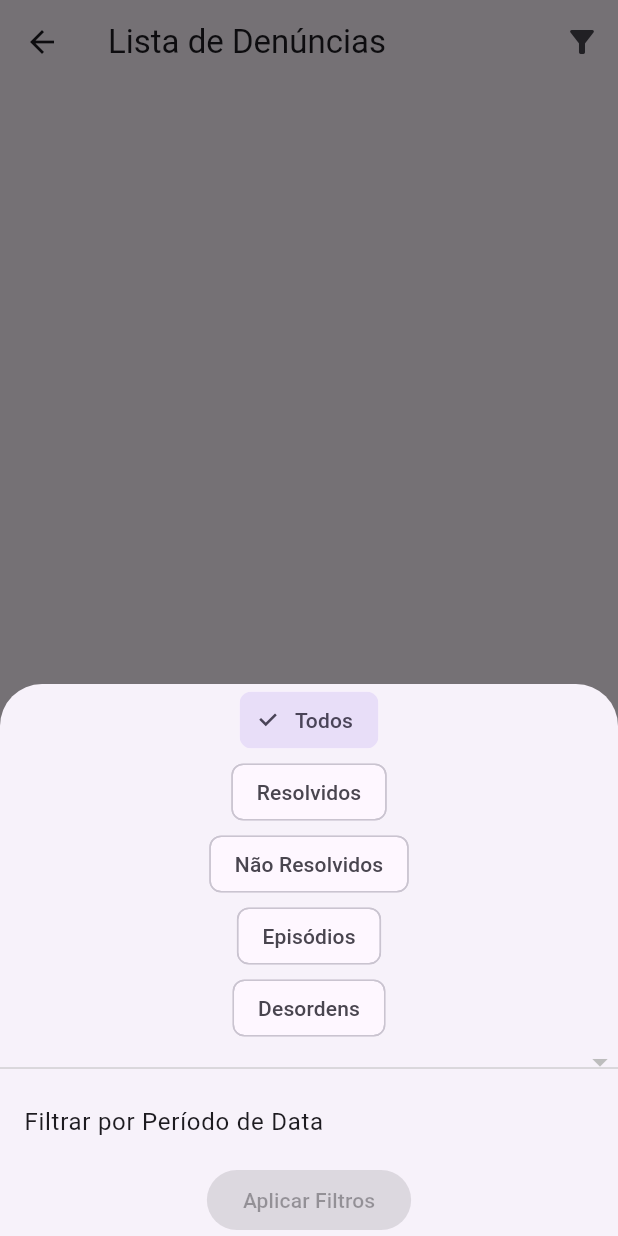
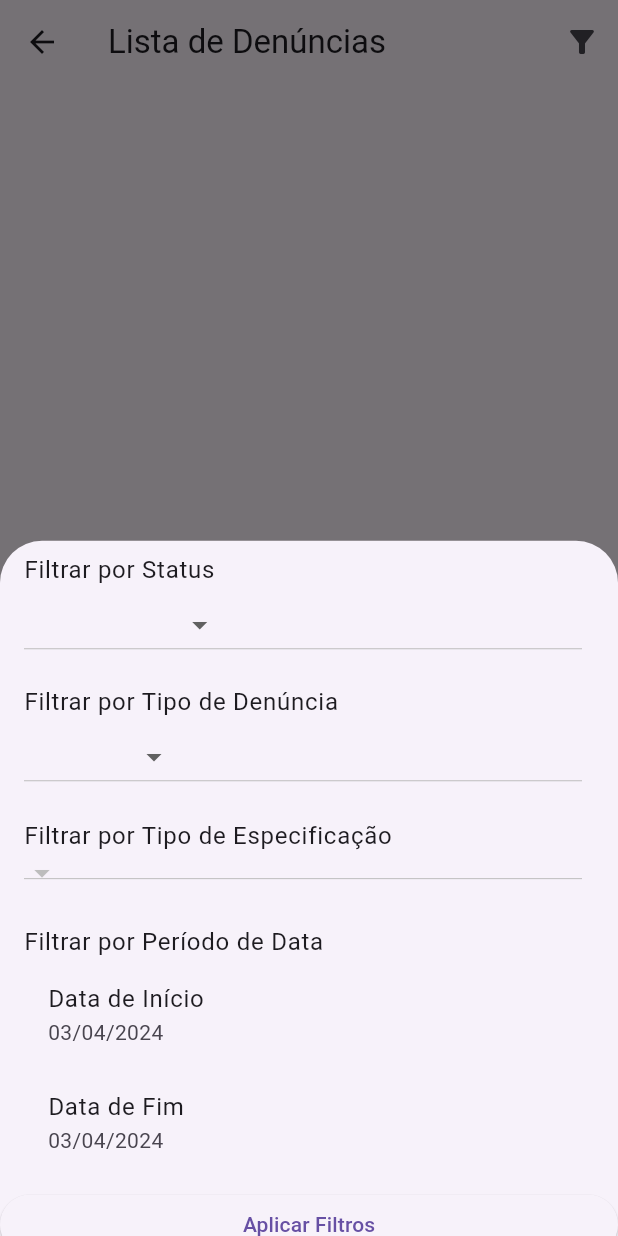
Before and after one commit to aliceborges42/tcc_app, a Flutter app: the ComplaintListPage screen opened directly, after a tap on the "filter alt" icon, on a phone screen of 412 x 824 dp. Run offline on Flutter 3.47's test engine with Material 3 defaults, Android fonts, the phone set to English and light mode, and no system bars; our stand-ins replace carousel_slider, cloud_firestore, firebase_auth, firebase_core, firebase_storage, flutter_form_builder and 6 more; missing offline and left inert: dart:ffi, form_builder_image_picker, geocode; accounts and stored records are empty; network calls fail.

Commit message:
best filter

```diff
--- /dev/null
+++ b/lib/components/datepicker.dart
@@ -0,0 +1,54 @@
+import 'package:flutter/material.dart';
+import 'package:intl/intl.dart';
+
+class CustomDatePicker extends StatefulWidget {
+  final DateTime? initialDate;
+  final String labelText;
+  final ValueChanged<DateTime?> onChanged;
+
+  const CustomDatePicker({
+    Key? key,
+    required this.initialDate,
+    required this.labelText,
+    required this.onChanged,
+  }) : super(key: key);
+
+  @override
+  _CustomDatePickerState createState() => _CustomDatePickerState();
+}
+
+class _CustomDatePickerState extends State<CustomDatePicker> {
+  late DateTime _selectedDate;
+
+  @override
+  void initState() {
+    super.initState();
+    _selectedDate = widget.initialDate ?? DateTime.now();
+  }
+
+  @override
+  Widget build(BuildContext context) {
+    return ListTile(
+      title: Text(widget.labelText),
+      subtitle: Text(
+        _selectedDate != null
+            ? DateFormat('dd/MM/yyyy').format(_selectedDate)
+            : 'Selecione a data',
+      ),
+      onTap: () async {
+        final pickedDate = await showDatePicker(
+          context: context,
+          initialDate: widget.initialDate ?? DateTime.now(),
+          firstDate: DateTime(2015, 8),
+          lastDate: DateTime.now(),
+        );
+        if (pickedDate != null && pickedDate != _selectedDate) {
+          setState(() {
+            _selectedDate = pickedDate;
+          });
+          widget.onChanged(pickedDate);
+        }
+      },
+    );
+  }
+}
--- /dev/null
+++ b/lib/components/dropdown.dart
@@ -0,0 +1,46 @@
+import 'package:flutter/material.dart';
+
+class CustomDropdown extends StatefulWidget {
+  final String? value;
+  final List<String> items;
+  final ValueChanged<String?> onChanged;
+
+  const CustomDropdown({
+    Key? key,
+    required this.value,
+    required this.items,
+    required this.onChanged,
+  }) : super(key: key);
+
+  @override
+  _CustomDropdownState createState() => _CustomDropdownState();
+}
+
+class _CustomDropdownState extends State<CustomDropdown> {
+  String? _selectedValue;
+
+  @override
+  void initState() {
+    super.initState();
+    _selectedValue = widget.value;
+  }
+
+  @override
+  Widget build(BuildContext context) {
+    return DropdownButton<String>(
+      value: _selectedValue,
+      onChanged: (String? newValue) {
+        setState(() {
+          _selectedValue = newValue;
+        });
+        widget.onChanged(newValue);
+      },
+      items: widget.items.map<DropdownMenuItem<String>>((String value) {
+        return DropdownMenuItem<String>(
+          value: value,
+          child: Text(value),
+        );
+      }).toList(),
+    );
+  }
+}
--- a/lib/pages/list_complaints_page.dart
+++ b/lib/pages/list_complaints_page.dart
@@ -1,5 +1,7 @@
 import 'package:flutter/material.dart';
 import 'package:intl/intl.dart';
+import 'package:tcc_app/components/datepicker.dart';
+import 'package:tcc_app/components/dropdown.dart';
 import 'package:tcc_app/models/complaint_model.dart';
 import 'package:tcc_app/pages/complaint_page.dart';
 import 'package:tcc_app/resources/complaint_methods.dart';
@@ -15,17 +17,16 @@ class _ComplaintListPageState extends State<ComplaintListPage> {
   DateTime? _startDateFilter;
   DateTime? _endDateFilter;
   String? _selectedStatusFilter;
-  String? _selectedComplantTypeFilter;
-  TypeSpecification? _selectedTypeSpecification; // Adicione este campo
+  String? _selectedComplaintTypeFilter;
+  TypeSpecification? _selectedTypeSpecification;
   List<TypeSpecification> _typeSpecifications = [];
 
   @override
   void initState() {
     super.initState();
-    _loadInitialData(); // Carregue as listas de reclamações e especificações de tipo
+    _loadInitialData();
   }
 
-  // Método para carregar os dados iniciais
   void _loadInitialData() async {
     _complaintsFuture = _loadComplaints();
     _typeSpecifications = await _getTypeSpecifications();
@@ -36,241 +37,42 @@ class _ComplaintListPageState extends State<ComplaintListPage> {
       return await ComplaintMethods().getTypeSpecifications();
     } catch (error) {
       print("Failed to load type specifications: $error");
-      return []; // Retorna uma lista vazia em caso de erro
+      return [];
     }
   }
 
-  void _showFilterDialog(BuildContext context) {
-    showModalBottomSheet(
-      context: context,
-      builder: (BuildContext context) {
-        return SingleChildScrollView(
-          child: Column(
-            children: <Widget>[
-              FilterChip(
-                label: Text("Todos"),
-                selected: _selectedStatusFilter == null &&
-                    _startDateFilter == null &&
-                    _endDateFilter == null,
-                onSelected: (_) {
-                  Navigator.pop(context);
-                  if (mounted) {
-                    setState(() {
-                      _selectedStatusFilter = null;
-                      _startDateFilter = null;
-                      _endDateFilter = null;
-                      _selectedTypeSpecification = null;
-                      _complaintsFuture = _loadComplaints();
-                    });
-                  }
-                },
-              ),
-              FilterChip(
-                label: Text("Resolvidos"),
-                selected: _selectedStatusFilter == "Resolvido",
-                onSelected: (_) {
-                  Navigator.pop(context);
-                  if (mounted) {
-                    setState(() {
-                      _selectedStatusFilter = "Resolvido";
-                      _complaintsFuture = _applyFilters();
-                    });
-                  }
-                },
-              ),
-              FilterChip(
-                label: Text("Não Resolvidos"),
-                selected: _selectedStatusFilter == "Não Resolvido",
-                onSelected: (_) {
-                  // Navigator.pop(context);
-                  if (mounted) {
-                    setState(() {
-                      _selectedStatusFilter = "Não Resolvido";
-                      _complaintsFuture = _applyFilters();
-                    });
-                  }
-                },
-              ),
-              FilterChip(
-                label: Text("Episódios"),
-                selected: _selectedComplantTypeFilter == "Episódio",
-                onSelected: (_) {
-                  Navigator.pop(context);
-                  if (mounted) {
-                    setState(() {
-                      _selectedComplantTypeFilter = "Episódio";
-                      _complaintsFuture = _applyFilters();
-                    });
-                  }
-                },
-              ),
-              FilterChip(
-                label: Text("Desordens"),
-                selected: _selectedComplantTypeFilter == "Desordem",
-                onSelected: (_) {
-                  Navigator.pop(context);
-                  if (mounted) {
-                    setState(() {
-                      _selectedComplantTypeFilter = "Desordem";
-                      _complaintsFuture = _applyFilters();
-                    });
-                  }
-                },
-              ),
-              DropdownButton<TypeSpecification>(
-                value: _selectedTypeSpecification,
-                onChanged: (TypeSpecification? newValue) {
-                  setState(() {
-                    _selectedTypeSpecification = newValue;
-                    _complaintsFuture = _applyFilters();
-                  });
-                },
-                items: _typeSpecifications.map((TypeSpecification type) {
-                  return DropdownMenuItem<TypeSpecification>(
-                    value: type,
-                    child: Text(type.specification),
-                  );
-                }).toList(),
-                isExpanded:
-                    true, // Garantir que o menu suspenso esteja totalmente expandido
-              ),
-              ListTile(
-                title: Text("Filtrar por Período de Data"),
-                onTap: () async {
-                  Navigator.pop(context);
-                  final List<DateTime?>? pickedDates =
-                      await showDialog<List<DateTime?>>(
-                    context: context,
-                    builder: (BuildContext context) {
-                      DateTime startDate = _startDateFilter ?? DateTime.now();
-                      DateTime endDate = _endDateFilter ?? DateTime.now();
-                      return AlertDialog(
-                        title: Text("Selecionar Período de Data"),
-                        content: SingleChildScrollView(
-                          child: Column(
-                            children: [
-                              ListTile(
-                                title: Text("Data de Início"),
-                                subtitle: Text(
-                                    DateFormat('dd/MM/yyyy').format(startDate)),
-                                onTap: () async {
-                                  final pickedDate = await showDatePicker(
-                                    context: context,
-                                    initialDate: startDate,
-                                    firstDate: DateTime(2015, 8),
-                                    lastDate: DateTime.now(),
-                                  );
-                                  if (pickedDate != null && mounted) {
-                                    setState(() {
-                                      startDate = pickedDate;
-                                    });
-                                  }
-                                },
-                              ),
-                              ListTile(
-                                title: Text("Data de Fim"),
-                                subtitle: Text(
-                                    DateFormat('dd/MM/yyyy').format(endDate)),
-                                onTap: () async {
-                                  final pickedDate = await showDatePicker(
-                                    context: context,
-                                    initialDate: endDate,
-                                    firstDate: DateTime(2015, 8),
-                                    lastDate: DateTime.now(),
-                                  );
-                                  if (pickedDate != null && mounted) {
-                                    setState(() {
-                                      endDate = pickedDate;
-                                    });
-                                  }
-                                },
-                              ),
-                            ],
-                          ),
-                        ),
-                        actions: [
-                          TextButton(
-                            onPressed: () {
-                              Navigator.pop(context);
-                            },
-                            child: Text('Cancelar'),
-                          ),
-                          TextButton(
-                            onPressed: () {
-                              Navigator.pop(context, [startDate, endDate]);
-                            },
-                            child: Text('Filtrar'),
-                          ),
-                        ],
-                      );
-                    },
-                  );
-                  if (pickedDates != null &&
-                      pickedDates.length == 2 &&
-                      mounted) {
-                    setState(() {
-                      _startDateFilter = pickedDates[0];
-                      _endDateFilter = pickedDates[1];
-                      _complaintsFuture = _applyFilters();
-                    });
-                  }
-                },
-                selected: _startDateFilter != null || _endDateFilter != null,
-              ),
-              ElevatedButton(
-                onPressed: _selectedStatusFilter != null ||
-                        _startDateFilter != null ||
-                        _endDateFilter != null ||
-                        _selectedTypeSpecification != null ||
-                        _selectedComplantTypeFilter != null
-                    ? () {
-                        Navigator.pop(context);
-                        if (mounted) {
-                          _complaintsFuture = _applyFilters();
-                          setState(() {});
-                        }
-                      }
-                    : null,
-                child: Text("Aplicar Filtros"),
-                style: ElevatedButton.styleFrom(
-                  primary: _selectedStatusFilter != null ||
-                          _startDateFilter != null ||
-                          _endDateFilter != null ||
-                          _selectedTypeSpecification != null ||
-                          _selectedComplantTypeFilter != null
-                      ? Theme.of(context).primaryColor
-                      : Colors.grey,
-                ),
-              ),
-            ],
-          ),
-        );
-      },
-    );
+  void _applyFilters() {
+    setState(() {
+      _complaintsFuture = _loadComplaintsFiltered();
+    });
   }
 
-  Future<List<Complaint>> _applyFilters() async {
-    var complaints = await _loadComplaints();
+  Future<List<Complaint>> _loadComplaintsFiltered() async {
+    List<Complaint> complaints = await _loadComplaints();
 
-    // Filtrar por status, tipo de reclamação e tipo de especificação
     complaints = complaints.where((complaint) {
       bool statusFilter = _selectedStatusFilter == null ||
           complaint.status == _selectedStatusFilter;
-      bool typeFilter = _selectedComplantTypeFilter == null ||
-          complaint.complaintType.classification == _selectedComplantTypeFilter;
+
+      bool typeFilter = _selectedComplaintTypeFilter == null ||
+          complaint.complaintType.classification ==
+              _selectedComplaintTypeFilter;
+
       bool typeSpecificationFilter = _selectedTypeSpecification == null ||
           complaint.typeSpecification.id == _selectedTypeSpecification?.id;
-      return statusFilter && typeFilter && typeSpecificationFilter;
+
+      bool dateFilter = _startDateFilter == null ||
+          _endDateFilter == null ||
+          ((complaint.date.isAfter(_startDateFilter!) ||
+                  complaint.date.isAtSameMomentAs(_startDateFilter!)) &&
+              (complaint.date.isBefore(_endDateFilter!) ||
+                  complaint.date.isAtSameMomentAs(_endDateFilter!)));
+
+      return statusFilter &&
+          typeFilter &&
+          typeSpecificationFilter &&
+          dateFilter;
     }).toList();
-
-    // Filtrar por data
-    if (_startDateFilter != null && _endDateFilter != null) {
-      complaints = complaints.where((complaint) {
-        var complaintDate = complaint.date;
-        return complaintDate.isAfter(_startDateFilter!) &&
-            complaintDate.isBefore(_endDateFilter!.add(Duration(days: 1)));
-      }).toList();
-    }
 
     return complaints;
   }
@@ -280,7 +82,7 @@ class _ComplaintListPageState extends State<ComplaintListPage> {
       return await ComplaintMethods().getAllComplaints();
     } catch (error) {
       print("Failed to load complaints: $error");
-      return []; // Retorna uma lista vazia em caso de erro
+      return [];
     }
   }
 
@@ -351,7 +153,7 @@ class _ComplaintListPageState extends State<ComplaintListPage> {
                     Divider(
                       height: 0,
                       color: Colors.grey[600],
-                    ), // Adiciona um Divider após o ListTile
+                    ),
                   ],
                 );
               },
@@ -365,4 +167,93 @@ class _ComplaintListPageState extends State<ComplaintListPage> {
       ),
     );
   }
+
+  void _showFilterDialog(BuildContext context) {
+    showModalBottomSheet(
+      context: context,
+      builder: (BuildContext context) {
+        return SingleChildScrollView(
+          child: Column(
+            crossAxisAlignment: CrossAxisAlignment.stretch,
+            children: <Widget>[
+              ListTile(
+                title: Text('Filtrar por Status'),
+                subtitle: CustomDropdown(
+                  value: _selectedStatusFilter,
+                  items: ['Todos', 'Resolvido', 'Não Resolvido'],
+                  onChanged: (String? newValue) {
+                    setState(() {
+                      _selectedStatusFilter = newValue;
+                    });
+                  },
+                ),
+              ),
+              ListTile(
+                title: Text('Filtrar por Tipo de Denúncia'),
+                subtitle: CustomDropdown(
+                  value: _selectedComplaintTypeFilter,
+                  items: ['Todos', 'Episódio', 'Desordem'],
+                  onChanged: (String? newValue) {
+                    setState(() {
+                      _selectedComplaintTypeFilter = newValue;
+                    });
+                  },
+                ),
+              ),
+              ListTile(
+                title: Text('Filtrar por Tipo de Especificação'),
+                subtitle: CustomDropdown(
+                  value: _selectedTypeSpecification?.specification,
+                  items: _typeSpecifications
+                      .map((type) => type.specification)
+                      .toList(),
+                  onChanged: (String? newValue) {
+                    final selectedType = _typeSpecifications.firstWhere(
+                      (type) => type.specification == newValue,
+                      orElse: () => _typeSpecifications.first,
+                    );
+                    setState(() {
+                      _selectedTypeSpecification = selectedType;
+                    });
+                  },
+                ),
+              ),
+              ListTile(
+                title: Text('Filtrar por Período de Data'),
+                subtitle: Column(
+                  children: [
+                    CustomDatePicker(
+                      initialDate: _startDateFilter,
+                      labelText: 'Data de Início',
+                      onChanged: (DateTime? newValue) {
+                        setState(() {
+                          _startDateFilter = newValue;
+                        });
+                      },
+                    ),
+                    CustomDatePicker(
+                      initialDate: _endDateFilter,
+                      labelText: 'Data de Fim',
+                      onChanged: (DateTime? newValue) {
+                        setState(() {
+                          _endDateFilter = newValue;
+                        });
+                      },
+                    ),
+                  ],
+                ),
+              ),
+              ElevatedButton(
+                onPressed: () {
+                  _applyFilters();
+                  Navigator.pop(context);
+                },
+                child: Text('Aplicar Filtros'),
+              ),
+            ],
+          ),
+        );
+      },
+    );
+  }
 }
```
